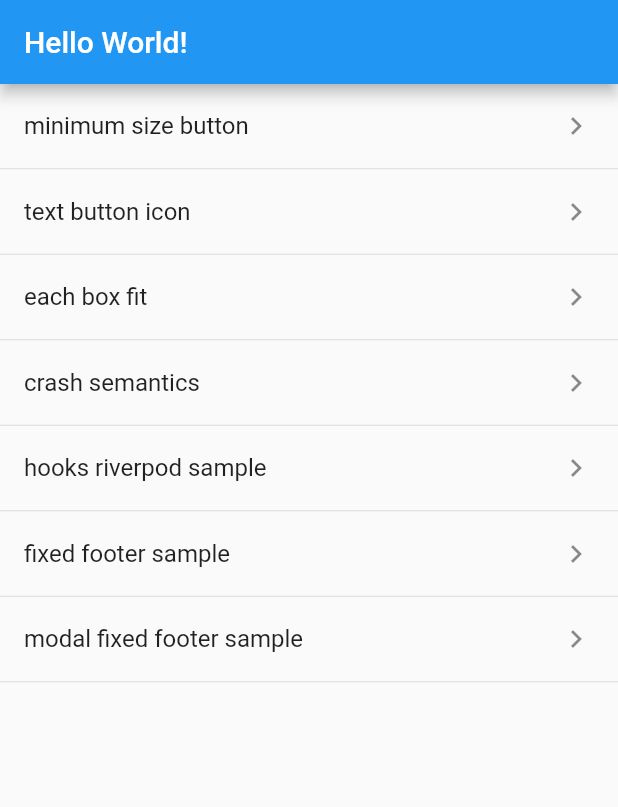
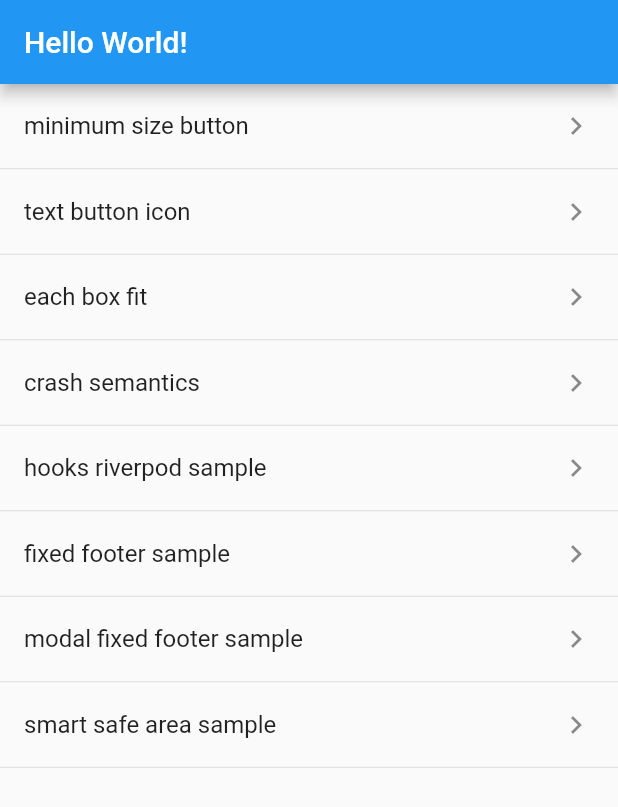
Before and after one commit to sho-ito-1027/flutter_playground, a Flutter app: the screen it shows after launch, on a phone screen of 412 x 824 dp. Shown: the top 807 px of the screen. Run offline on Flutter 3.47's test engine with Material 2 defaults, Android fonts, the phone set to English and light mode, and no system bars; our stand-ins replace auto_route, firebase_core, flutter_svg; accounts and stored records are empty; generated files the repository leaves out were written again.

Commit message:
add smart safe area page

```diff
--- a/lib/router/router.dart
+++ b/lib/router/router.dart
@@ -7,6 +7,7 @@ import 'package:flutter_playground/ui/fixed_footer/modal_fixed_footer_page.dart'
 import 'package:flutter_playground/ui/hooks_riverpod/temp_sample_page.dart';
 import 'package:flutter_playground/ui/image/each_box_fix_page.dart';
 import 'package:flutter_playground/ui/playground.dart';
+import 'package:flutter_playground/ui/safe_area/smart_safe_area_page.dart';
 
 export 'router.gr.dart';
 
@@ -19,6 +20,7 @@ export 'router.gr.dart';
     AutoRoute(page: MinimumSizeButtonPage),
     AutoRoute(page: ModalFixedFooterPage),
     AutoRoute(page: PlaygroundPage, initial: true),
+    AutoRoute(page: SmartSafeAreaPage),
     AutoRoute(page: TempSamplePage),
     AutoRoute(page: TextButtonIconPage),
   ],
--- a/lib/ui/playground.dart
+++ b/lib/ui/playground.dart
@@ -19,6 +19,7 @@ class PlaygroundPage extends StatelessWidget {
       _titleKey: 'modal fixed footer sample',
       _routeKey: ModalFixedFooterRoute()
     },
+    {_titleKey: 'smart safe area sample', _routeKey: SmartSafeAreaRoute()},
   ];
 
   @override
```
Also changed, not shown: lib/ui/safe_area/smart_safe_area_page.dart (added, +10 -0 lines).
